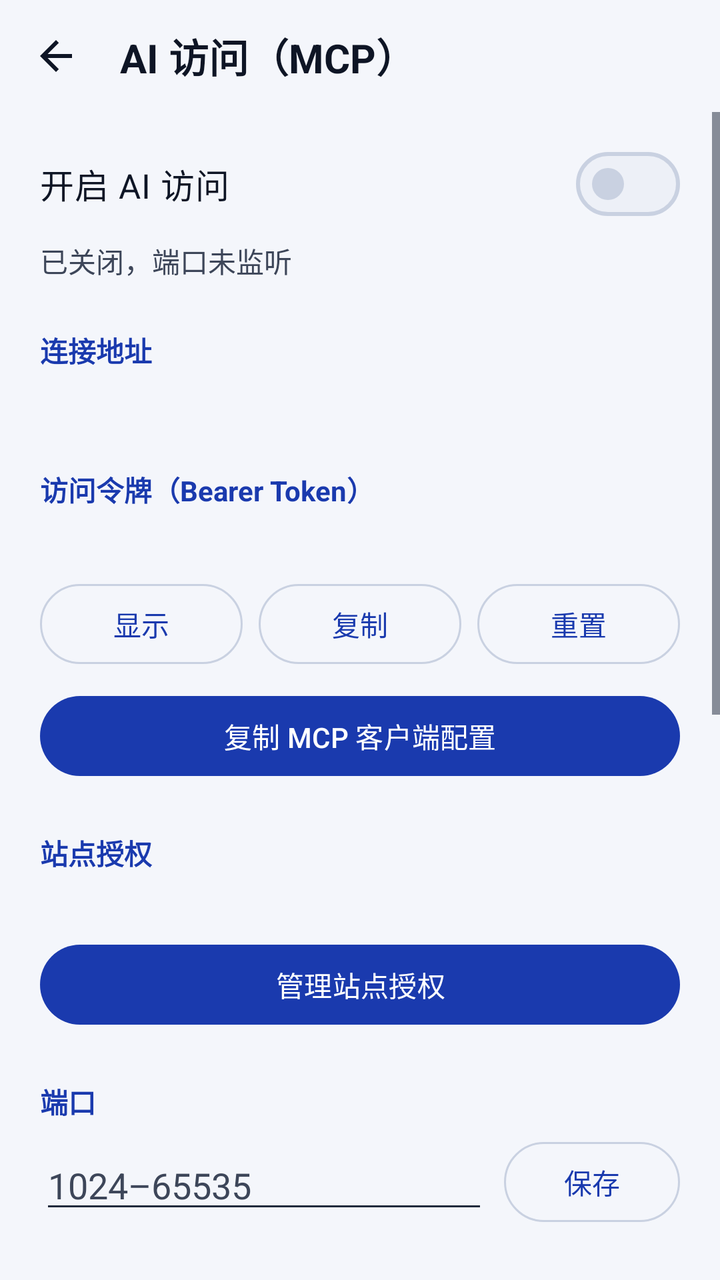
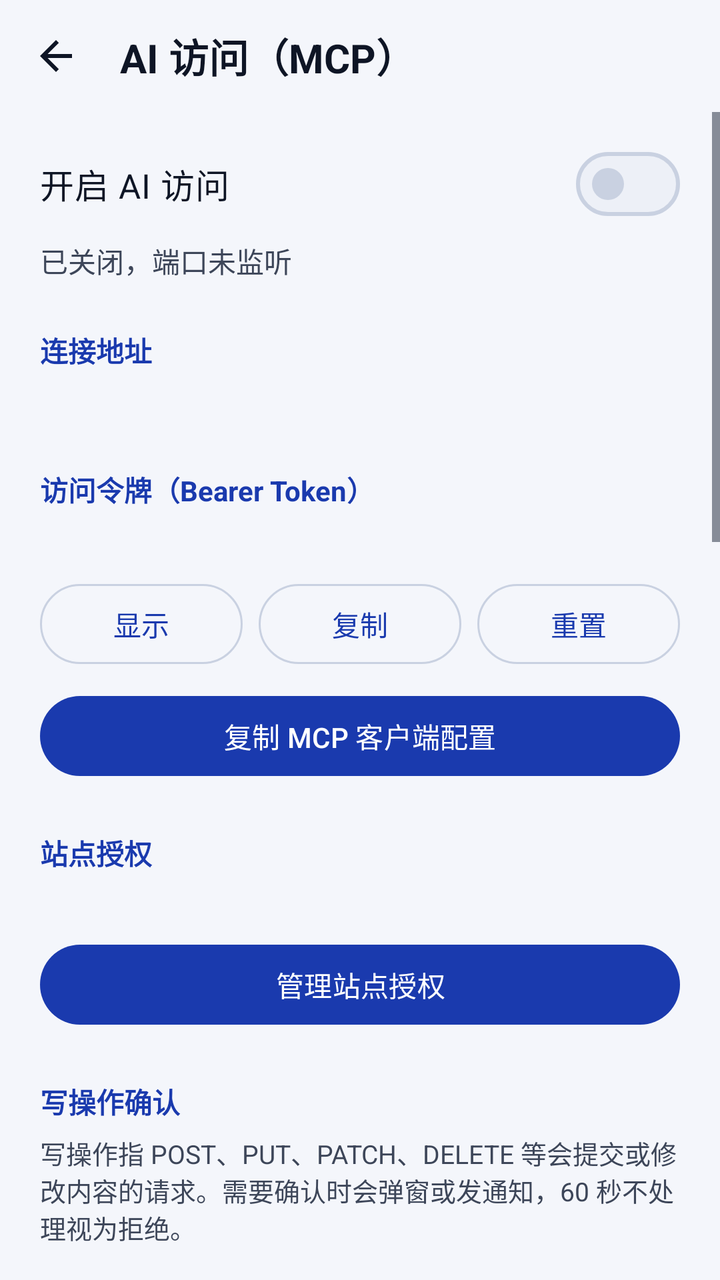

Before-and-after screenshots of an Android layout around one commit, followed by the original layout XML and the change that was made.
<!-- AndroidManifest.xml: application theme Theme.CookieBox -->
<!-- res/layout/activity_mcp_settings.xml -->
<?xml version="1.0" encoding="utf-8"?>
<LinearLayout xmlns:android="http://schemas.android.com/apk/res/android"
    xmlns:app="http://schemas.android.com/apk/res-auto"
    android:layout_width="match_parent"
    android:layout_height="match_parent"
    android:background="?android:attr/colorBackground"
    android:fitsSystemWindows="true"
    android:orientation="vertical">

    <LinearLayout
        android:layout_width="match_parent"
        android:layout_height="56dp"
        android:gravity="center_vertical"
        android:orientation="horizontal"
        android:paddingStart="4dp"
        android:paddingEnd="16dp">

        <ImageButton
            android:id="@+id/btnBack"
            android:layout_width="48dp"
            android:layout_height="48dp"
            android:background="?attr/selectableItemBackgroundBorderless"
            android:contentDescription="返回"
            android:src="@drawable/ic_arrow_back"
            app:tint="?attr/colorOnSurface" />

        <TextView
            android:layout_width="0dp"
            android:layout_height="wrap_content"
            android:layout_marginStart="8dp"
            android:layout_weight="1"
            android:text="AI 访问（MCP）"
            android:textColor="?attr/colorOnSurface"
            android:textSize="20sp"
            android:textStyle="bold" />
    </LinearLayout>

    <ScrollView
        android:layout_width="match_parent"
        android:layout_height="match_parent">

        <LinearLayout
            android:layout_width="match_parent"
            android:layout_height="wrap_content"
            android:orientation="vertical"
            android:paddingStart="20dp"
            android:paddingTop="8dp"
            android:paddingEnd="20dp"
            android:paddingBottom="32dp">

            
            <com.google.android.material.materialswitch.MaterialSwitch
                android:id="@+id/switchEnable"
                android:layout_width="match_parent"
                android:layout_height="wrap_content"
                android:minHeight="56dp"
                android:text="开启 AI 访问"
                android:textColor="?attr/colorOnSurface"
                android:textSize="17sp" />

            <TextView
                android:id="@+id/tvStatus"
                android:layout_width="match_parent"
                android:layout_height="wrap_content"
                android:text="已关闭，端口未监听"
                android:textColor="?attr/colorOnSurfaceVariant"
                android:textSize="14sp" />

            
            <TextView
                style="@style/McpSectionTitle"
                android:text="连接地址" />

            <TextView
                android:id="@+id/tvEndpoint"
                android:layout_width="match_parent"
                android:layout_height="wrap_content"
                android:fontFamily="monospace"
                android:textColor="?attr/colorOnSurface"
                android:textIsSelectable="true"
                android:textSize="14sp" />

            <TextView
                style="@style/McpSectionTitle"
                android:text="访问令牌（Bearer Token）" />

            <TextView
                android:id="@+id/tvToken"
                android:layout_width="match_parent"
                android:layout_height="wrap_content"
                android:fontFamily="monospace"
                android:textColor="?attr/colorOnSurface"
                android:textSize="14sp" />

            <LinearLayout
                android:layout_width="match_parent"
                android:layout_height="wrap_content"
                android:layout_marginTop="8dp"
                android:orientation="horizontal">

                <com.google.android.material.button.MaterialButton
                    android:id="@+id/btnShowToken"
                    style="?attr/materialButtonOutlinedStyle"
                    android:layout_width="0dp"
                    android:layout_height="wrap_content"
                    android:layout_weight="1"
                    android:text="显示" />

                <com.google.android.material.button.MaterialButton
                    android:id="@+id/btnCopyToken"
                    style="?attr/materialButtonOutlinedStyle"
                    android:layout_width="0dp"
                    android:layout_height="wrap_content"
                    android:layout_marginStart="8dp"
                    android:layout_weight="1"
                    android:text="复制" />

                <com.google.android.material.button.MaterialButton
                    android:id="@+id/btnResetToken"
                    style="?attr/materialButtonOutlinedStyle"
                    android:layout_width="0dp"
                    android:layout_height="wrap_content"
                    android:layout_marginStart="8dp"
                    android:layout_weight="1"
                    android:text="重置" />
            </LinearLayout>

            <com.google.android.material.button.MaterialButton
                android:id="@+id/btnCopyConfig"
                android:layout_width="match_parent"
                android:layout_height="wrap_content"
                android:layout_marginTop="8dp"
                android:text="复制 MCP 客户端配置" />

            
            <TextView
                style="@style/McpSectionTitle"
                android:text="站点授权" />

            <TextView
                android:id="@+id/tvGrantsSummary"
                android:layout_width="match_parent"
                android:layout_height="wrap_content"
                android:textColor="?attr/colorOnSurfaceVariant"
                android:textSize="13sp" />

            <com.google.android.material.button.MaterialButton
                android:id="@+id/btnGrants"
                android:layout_width="match_parent"
                android:layout_height="wrap_content"
                android:layout_marginTop="8dp"
                android:text="管理站点授权" />

            
            <TextView
                style="@style/McpSectionTitle"
                android:text="端口" />

            <LinearLayout
                android:layout_width="match_parent"
                android:layout_height="wrap_content"
                android:gravity="center_vertical"
                android:orientation="horizontal">

                <EditText
                    android:id="@+id/etPort"
                    android:layout_width="0dp"
                    android:layout_height="wrap_content"
                    android:layout_weight="1"
                    android:hint="1024–65535"
                    android:importantForAutofill="no"
                    android:inputType="number"
                    android:maxLength="5"
                    android:textColor="?attr/colorOnSurface"
                    android:textColorHint="?attr/colorOnSurfaceVariant" />

                <com.google.android.material.button.MaterialButton
                    android:id="@+id/btnSavePort"
                    style="?attr/materialButtonOutlinedStyle"
                    android:layout_width="wrap_content"
                    android:layout_height="wrap_content"
                    android:layout_marginStart="8dp"
                    android:text="保存" />
            </LinearLayout>

            
            <TextView
                style="@style/McpSectionTitle"
                android:text="网络范围" />

            <com.google.android.material.materialswitch.MaterialSwitch
                android:id="@+id/switchLan"
                android:layout_width="match_parent"
                android:layout_height="wrap_content"
                android:minHeight="48dp"
                android:text="允许局域网访问（默认关闭）"
                android:textColor="?attr/colorOnSurface"
                android:textSize="15sp" />

            <TextView
                android:layout_width="match_parent"
                android:layout_height="wrap_content"
                android:text="关闭时只接受本机 127.0.0.1 的连接。电脑上的 AI 客户端可用 USB 调试：adb forward tcp:端口 tcp:端口，再连 127.0.0.1。"
                android:textColor="?attr/colorOnSurfaceVariant"
                android:textSize="13sp" />

            
            <TextView
                style="@style/McpSectionTitle"
                android:text="Origin 白名单" />

            <TextView
                android:layout_width="match_parent"
                android:layout_height="wrap_content"
                android:text="原生 MCP 客户端不带 Origin，无需填写。浏览器或 Electron 客户端（如 MCP Inspector）会带 Origin，需要逐行填写完整来源，例如 http://localhost:6274。"
                android:textColor="?attr/colorOnSurfaceVariant"
                android:textSize="13sp" />

            <EditText
                android:id="@+id/etOrigins"
                android:layout_width="match_parent"
                android:layout_height="wrap_content"
                android:layout_marginTop="4dp"
                android:gravity="top|start"
                android:hint="每行一个，留空表示全部拒绝"
                android:importantForAutofill="no"
                android:inputType="textMultiLine|textUri|textNoSuggestions"
                android:minLines="2"
                android:textColor="?attr/colorOnSurface"
                android:textColorHint="?attr/colorOnSurfaceVariant" />

            <com.google.android.material.button.MaterialButton
                android:id="@+id/btnSaveOrigins"
                style="?attr/materialButtonOutlinedStyle"
                android:layout_width="wrap_content"
                android:layout_height="wrap_content"
                android:layout_gravity="end"
                android:text="保存白名单" />

            <TextView
                style="@style/McpSectionTitle"
                android:text="说明" />

            <TextView
                android:layout_width="match_parent"
                android:layout_height="wrap_content"
                android:text="开启后，持有令牌的 AI 客户端可以通过 MCP 协议使用你在曲奇盒里已登录的网站。AI 只能看到并使用你在「站点授权」里授权的身份与站点。当前版本提供 list_sessions、get_cookies 和只读的 http_request（GET / HEAD）；写操作确认会在后续版本加入。关闭开关或点按通知即可立即停止，端口不再监听。"
                android:textColor="?attr/colorOnSurfaceVariant"
                android:textSize="13sp" />
        </LinearLayout>
    </ScrollView>
</LinearLayout>
<!-- resources referenced by this layout -->
<resources>
  <!-- drawable ic_arrow_back (drawable) -->
  <vector xmlns:android="http://schemas.android.com/apk/res/android"
      android:width="24dp"
      android:height="24dp"
      android:viewportWidth="24"
      android:viewportHeight="24">
    <path
        android:fillColor="@color/on_surface_variant"
        android:pathData="M20,11H7.83l5.59,-5.59L12,4l-8,8 8,8 1.41,-1.41L7.83,13H20v-2z"/>
  </vector>
  <style name="McpSectionTitle">
          <item name="android:layout_width">match_parent</item>
          <item name="android:layout_height">wrap_content</item>
          <item name="android:layout_marginTop">24dp</item>
          <item name="android:layout_marginBottom">6dp</item>
          <item name="android:textColor">?attr/colorPrimary</item>
          <item name="android:textSize">14sp</item>
          <item name="android:textStyle">bold</item>
      </style>
  <style name="Theme.CookieBox" parent="Base.Theme.CookieBox" />
  <color name="on_surface_variant">#3D4659</color>
  <color name="primary">#1A3AAE</color>
  <color name="on_primary">#FFFFFF</color>
  <color name="primary_container">#DCE3FF</color>
  <color name="on_primary_container">#0A1A5C</color>
  <color name="secondary">#4A5470</color>
  <color name="on_secondary">#FFFFFF</color>
  <color name="secondary_container">#E3E7F2</color>
  <color name="on_secondary_container">#1A2236</color>
  <color name="background">#F4F6FB</color>
  <color name="on_background">#0E1525</color>
  <color name="surface">#FFFFFF</color>
  <color name="on_surface">#0E1525</color>
  <color name="surface_variant">#EDF0F7</color>
  <color name="cb_floating_surface">#FFFFFF</color>
  <color name="search_border">#C9D1E1</color>
  <color name="cb_hairline">#D3D9E6</color>
  <color name="danger">#8C1913</color>
  <color name="cb_icon">#222B3D</color>
  <style name="BottomSheetDialogTheme" parent="ThemeOverlay.Material3.BottomSheetDialog">
          <item name="bottomSheetStyle">@style/BottomSheetModalStyle</item>
          <item name="android:navigationBarColor">@color/surface</item>
          <item name="android:windowLightNavigationBar" tools:targetApi="o_mr1">true</item>
      </style>
  <style name="BottomSheetModalStyle" parent="Widget.Material3.BottomSheet.Modal">
          <item name="android:background">@android:color/transparent</item>
          <item name="backgroundTint">@android:color/transparent</item>
      </style>
  <!-- unchanged entries left out for length: 1 -->
</resources>

<!-- the commit's change to res/layout/activity_mcp_settings.xml (unified diff, before → after) -->
@@ -154,6 +154,76 @@
             
             <TextView
                 style="@style/McpSectionTitle"
+                android:text="写操作确认" />
+
+            <TextView
+                android:layout_width="match_parent"
+                android:layout_height="wrap_content"
+                android:text="写操作指 POST、PUT、PATCH、DELETE 等会提交或修改内容的请求。需要确认时会弹窗或发通知，60 秒不处理视为拒绝。"
+                android:textColor="?attr/colorOnSurfaceVariant"
+                android:textSize="13sp" />
+
+            <RadioGroup
+                android:id="@+id/rgConfirmMode"
+                android:layout_width="match_parent"
+                android:layout_height="wrap_content"
+                android:layout_marginTop="4dp"
+                android:orientation="vertical">
+
+                <com.google.android.material.radiobutton.MaterialRadioButton
+                    android:id="@+id/rbConfirmAlways"
+                    android:layout_width="match_parent"
+                    android:layout_height="wrap_content"
+                    android:minHeight="48dp"
+                    android:text="每次确认"
+                    android:textColor="?attr/colorOnSurface" />
+
+                <com.google.android.material.radiobutton.MaterialRadioButton
+                    android:id="@+id/rbConfirmTrusted"
+                    android:layout_width="match_parent"
+                    android:layout_height="wrap_content"
+                    android:minHeight="48dp"
+                    android:text="信任的站点免确认（推荐）"
+                    android:textColor="?attr/colorOnSurface" />
+
+                <com.google.android.material.radiobutton.MaterialRadioButton
+                    android:id="@+id/rbConfirmNever"
+                    android:layout_width="match_parent"
+                    android:layout_height="wrap_content"
+                    android:minHeight="48dp"
+                    android:text="全部免确认"
+                    android:textColor="?attr/colorOnSurface" />
+            </RadioGroup>
+
+            <TextView
+                android:layout_width="match_parent"
+                android:layout_height="wrap_content"
+                android:text="「信任的站点免确认」下，确认框里可勾选「本次会话免确认」或「信任该站点」。信任的站点可在站点授权里取消。"
+                android:textColor="?attr/colorOnSurfaceVariant"
+                android:textSize="13sp" />
+
+            
+            <TextView
+                style="@style/McpSectionTitle"
+                android:text="调用记录" />
+
+            <TextView
+                android:layout_width="match_parent"
+                android:layout_height="wrap_content"
+                android:text="只记录时间、工具、标签、站点、结果和耗时，不记录参数和返回内容。"
+                android:textColor="?attr/colorOnSurfaceVariant"
+                android:textSize="13sp" />
+
+            <com.google.android.material.button.MaterialButton
+                android:id="@+id/btnCallLog"
+                android:layout_width="match_parent"
+                android:layout_height="wrap_content"
+                android:layout_marginTop="8dp"
+                android:text="查看调用记录" />
+
+            
+            <TextView
+                style="@style/McpSectionTitle"
                 android:text="端口" />
 
             <LinearLayout
@@ -244,7 +314,7 @@
             <TextView
                 android:layout_width="match_parent"
                 android:layout_height="wrap_content"
-                android:text="开启后，持有令牌的 AI 客户端可以通过 MCP 协议使用你在曲奇盒里已登录的网站。AI 只能看到并使用你在「站点授权」里授权的身份与站点。当前版本提供 list_sessions、get_cookies 和只读的 http_request（GET / HEAD）；写操作确认会在后续版本加入。关闭开关或点按通知即可立即停止，端口不再监听。"
+                android:text="开启后，持有令牌的 AI 客户端可以通过 MCP 协议使用你在曲奇盒里已登录的网站。AI 只能看到并使用你在「站点授权」里授权的身份与站点。当前版本提供 list_sessions、get_cookies 和 http_request；写操作按下方「写操作确认」设置处理。关闭开关或点按通知即可立即停止，端口不再监听。"
                 android:textColor="?attr/colorOnSurfaceVariant"
                 android:textSize="13sp" />
         </LinearLayout>
